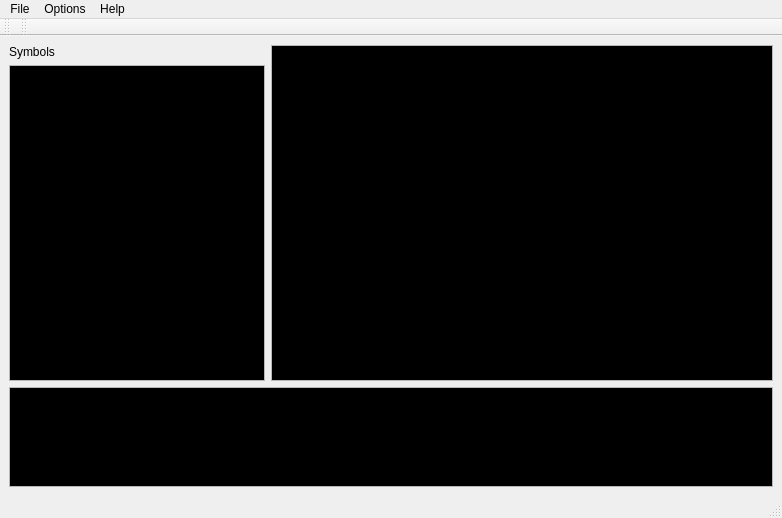
Old version of the form uvudec/GUI/uvudec.ui in the repository JohnDMcMaster/uvudec.
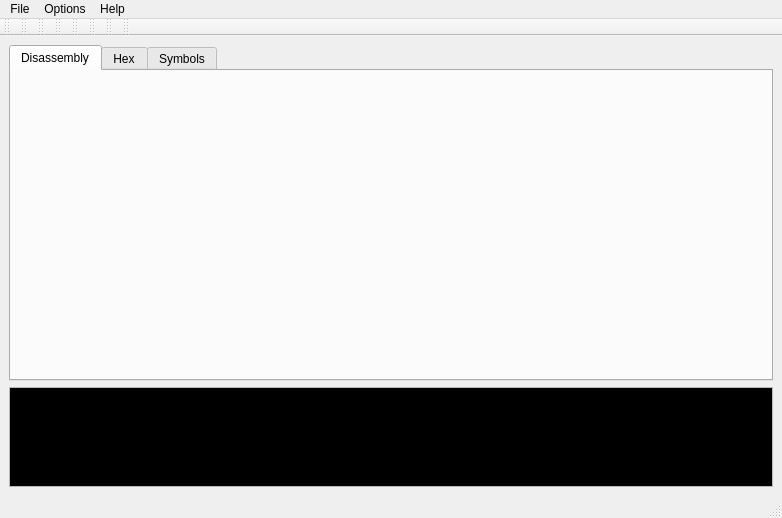
New version of the form. Custom widgets are drawn as their Qt base class.

```diff
--- a/uvudec/GUI/uvudec.ui
+++ b/uvudec/GUI/uvudec.ui
@@ -104,22 +104,59 @@
    </property>
    <layout class="QVBoxLayout" name="verticalLayout">
     <item>
-     <layout class="QHBoxLayout" name="horizontalLayout">
-      <item>
-       <layout class="QVBoxLayout" name="verticalLayout_functions">
+     <widget class="QTabWidget" name="tabs">
+      <property name="currentIndex">
+       <number>0</number>
+      </property>
+      <widget class="QWidget" name="disassembly">
+       <attribute name="title">
+        <string>Disassembly</string>
+       </attribute>
+       <layout class="QVBoxLayout" name="verticalLayout_3">
         <item>
-         <widget class="QLabel" name="symbolsLabel">
-          <property name="sizePolicy">
-           <sizepolicy hsizetype="Preferred" vsizetype="Fixed">
-            <horstretch>0</horstretch>
-            <verstretch>0</verstretch>
-           </sizepolicy>
+         <layout class="QGridLayout" name="gridLayout">
+          <item row="0" column="0">
+           <widget class="UVQtDisassembly" name="scrollableDisassembly">
+            <property name="toolTip">
+             <string>Binary hexdump</string>
+            </property>
+            <property name="whatsThis">
+             <string>Display disassembly.</string>
+            </property>
+           </widget>
+          </item>
+         </layout>
+        </item>
+       </layout>
+      </widget>
+      <widget class="QWidget" name="hexdump">
+       <attribute name="title">
+        <string>Hex</string>
+       </attribute>
+       <layout class="QVBoxLayout" name="verticalLayout_2">
+        <item>
+         <widget class="UVQtScrollableHexdump" name="scrollableHexdump">
+          <property name="minimumSize">
+           <size>
+            <width>740</width>
+            <height>0</height>
+           </size>
           </property>
-          <property name="text">
-           <string>Symbols</string>
+          <property name="toolTip">
+           <string>Binary hexdump</string>
+          </property>
+          <property name="whatsThis">
+           <string>Hexdump displays hexidecimal and ASCII of a binary.</string>
           </property>
          </widget>
         </item>
+       </layout>
+      </widget>
+      <widget class="QWidget" name="symbols">
+       <attribute name="title">
+        <string>Symbols</string>
+       </attribute>
+       <layout class="QHBoxLayout" name="horizontalLayout">
         <item>
          <widget class="QListWidget" name="symbolsListWidget">
           <property name="sizePolicy">
@@ -131,17 +168,8 @@
          </widget>
         </item>
        </layout>
-      </item>
-      <item>
-       <widget class="QTextBrowser" name="disassemblyArea">
-        <property name="font">
-         <font>
-          <family>Courier [unknown]</family>
-         </font>
-        </property>
-       </widget>
-      </item>
-     </layout>
+      </widget>
+     </widget>
     </item>
     <item>
      <widget class="QPlainTextEdit" name="plainTextEdit_log">
@@ -234,6 +262,72 @@
     <bool>false</bool>
    </attribute>
   </widget>
+  <widget class="QToolBar" name="toolBar_3">
+   <property name="windowTitle">
+    <string>toolBar_3</string>
+   </property>
+   <attribute name="toolBarArea">
+    <enum>TopToolBarArea</enum>
+   </attribute>
+   <attribute name="toolBarBreak">
+    <bool>false</bool>
+   </attribute>
+  </widget>
+  <widget class="QToolBar" name="toolBar_4">
+   <property name="windowTitle">
+    <string>toolBar_4</string>
+   </property>
+   <attribute name="toolBarArea">
+    <enum>TopToolBarArea</enum>
+   </attribute>
+   <attribute name="toolBarBreak">
+    <bool>false</bool>
+   </attribute>
+  </widget>
+  <widget class="QToolBar" name="toolBar_5">
+   <property name="windowTitle">
+    <string>toolBar_5</string>
+   </property>
+   <attribute name="toolBarArea">
+    <enum>TopToolBarArea</enum>
+   </attribute>
+   <attribute name="toolBarBreak">
+    <bool>false</bool>
+   </attribute>
+  </widget>
+  <widget class="QToolBar" name="toolBar_6">
+   <property name="windowTitle">
+    <string>toolBar_6</string>
+   </property>
+   <attribute name="toolBarArea">
+    <enum>TopToolBarArea</enum>
+   </attribute>
+   <attribute name="toolBarBreak">
+    <bool>false</bool>
+   </attribute>
+  </widget>
+  <widget class="QToolBar" name="toolBar_7">
+   <property name="windowTitle">
+    <string>toolBar_7</string>
+   </property>
+   <attribute name="toolBarArea">
+    <enum>TopToolBarArea</enum>
+   </attribute>
+   <attribute name="toolBarBreak">
+    <bool>false</bool>
+   </attribute>
+  </widget>
+  <widget class="QToolBar" name="toolBar_8">
+   <property name="windowTitle">
+    <string>toolBar_8</string>
+   </property>
+   <attribute name="toolBarArea">
+    <enum>TopToolBarArea</enum>
+   </attribute>
+   <attribute name="toolBarBreak">
+    <bool>false</bool>
+   </attribute>
+  </widget>
   <action name="actionNew">
    <property name="text">
     <string>New</string>
@@ -298,6 +392,19 @@
    </property>
   </action>
  </widget>
+ <customwidgets>
+  <customwidget>
+   <class>UVQtScrollableHexdump</class>
+   <extends>QFrame</extends>
+   <header>uvdqt/hexdump.h</header>
+   <container>1</container>
+  </customwidget>
+  <customwidget>
+   <class>UVQtDisassembly</class>
+   <extends>QWidget</extends>
+   <header>uvdqt/disassembly.h</header>
+  </customwidget>
+ </customwidgets>
  <resources/>
  <connections/>
 </ui>
```
